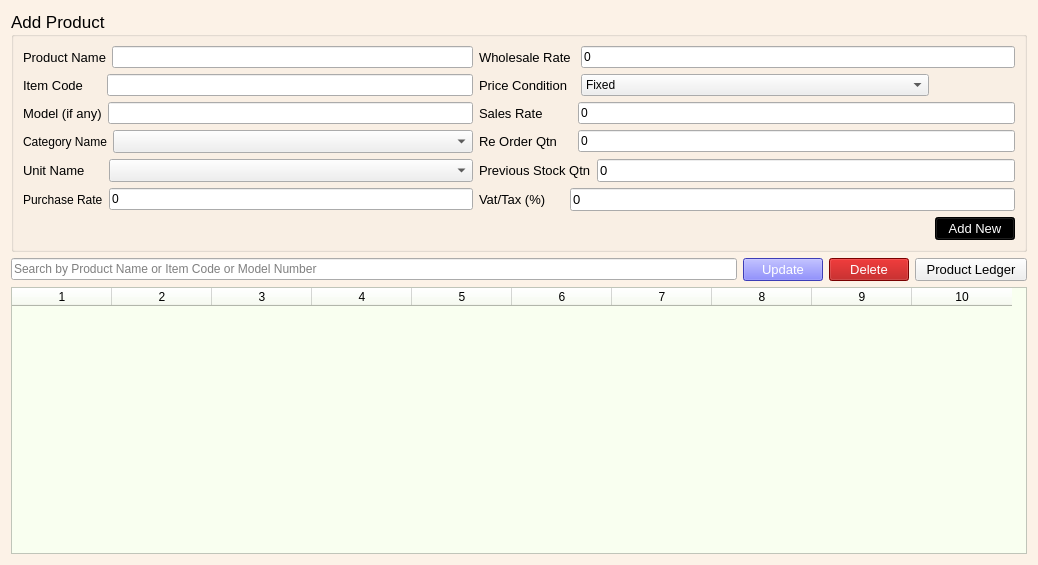
Old version of the form ui/product1.ui in the repository ansarul543/pos-inventory.
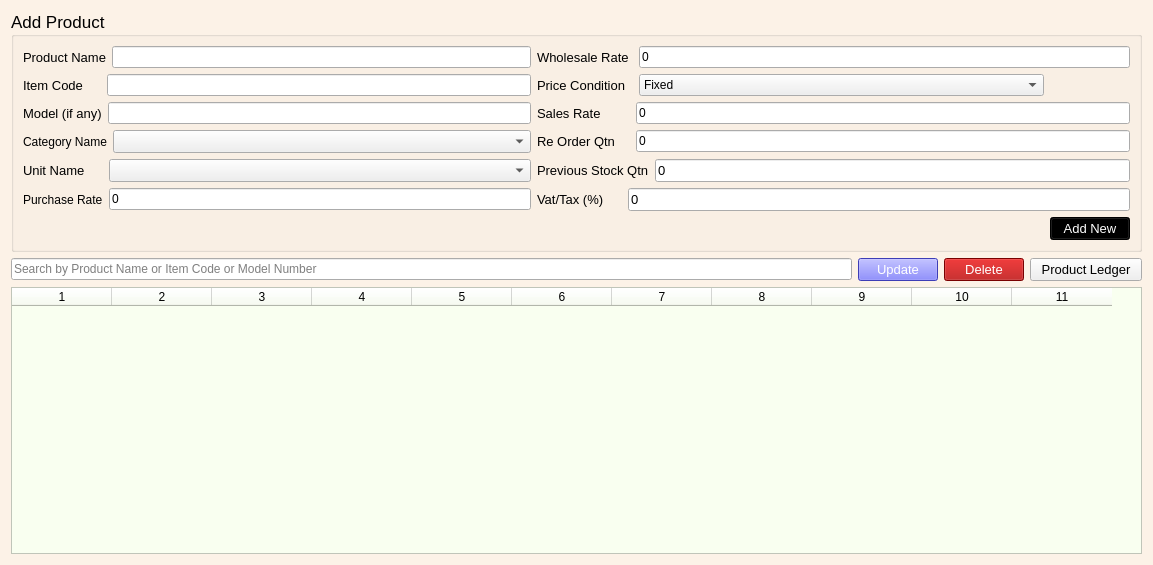
New version of the form.

```diff
--- a/ui/product1.ui
+++ b/ui/product1.ui
@@ -9,7 +9,7 @@
    <rect>
     <x>0</x>
     <y>0</y>
-    <width>1038</width>
+    <width>1153</width>
     <height>565</height>
    </rect>
   </property>
@@ -392,7 +392,7 @@
 </string>
      </property>
      <property name="columnCount">
-      <number>10</number>
+      <number>11</number>
      </property>
      <column/>
      <column/>
@@ -404,6 +404,7 @@
      <column/>
      <column/>
      <column/>
+     <column/>
     </widget>
    </item>
    <item row="1" column="0">
```
